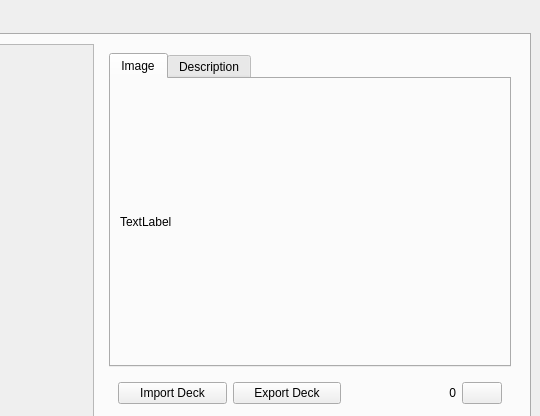
Old version of the form mainwindow.ui in the repository MoatazHellal/Landspire; both pictures show x 556 to 1096 and y 0 to 416 of the 1096 by 679 pixel window.
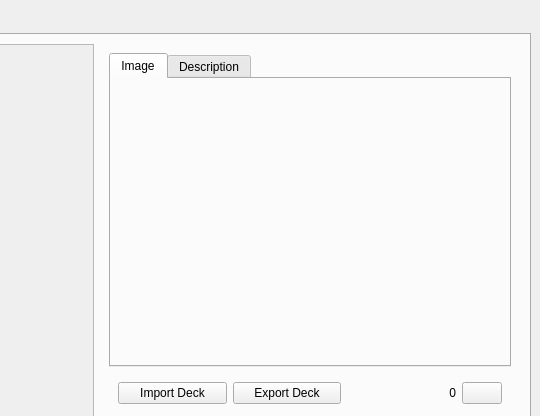
New version of the form. The open tabs and pages were chosen to show the change. Icons and pictures are not drawn.

```diff
--- a/mainwindow.ui
+++ b/mainwindow.ui
@@ -99,7 +99,7 @@
                    <item>
                     <widget class="QLabel" name="CardPreview">
                      <property name="text">
-                      <string>TextLabel</string>
+                      <string/>
                      </property>
                     </widget>
                    </item>
```
Left out of the diff: 6 changed lines with no effect on the pictures.
